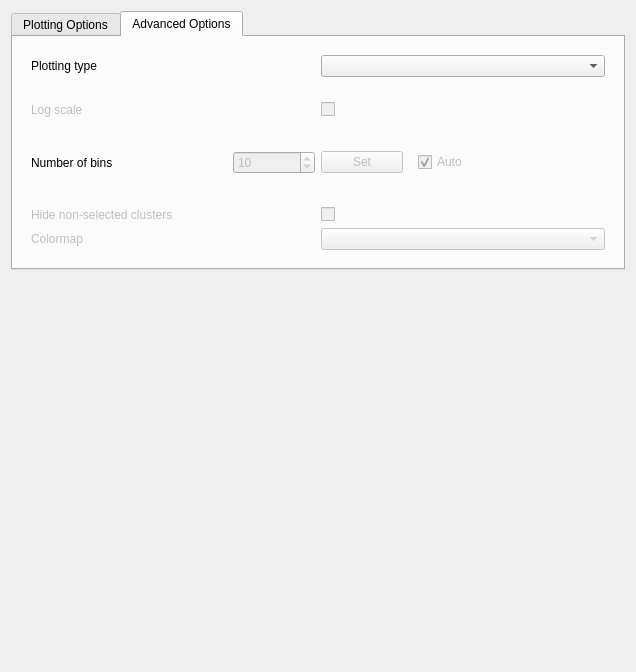
Above: src/napari_clusters_plotter/plotter_inputs.ui from BiAPoL/napari-clusters-plotter before the change. Below: the same form after it.
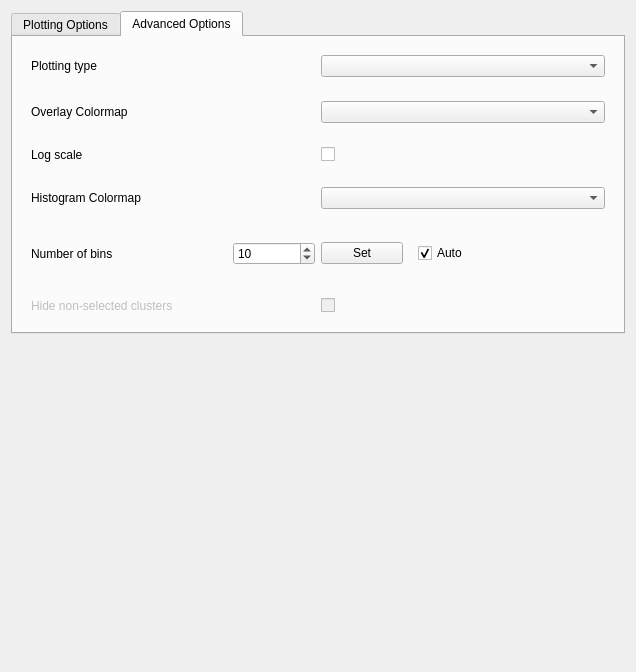
That is the form after the change. The open tabs and pages were chosen to show the change.

Commit message: Rearrange items (rename some) in Advanced Options tab

```diff
--- a/src/napari_clusters_plotter/plotter_inputs.ui
+++ b/src/napari_clusters_plotter/plotter_inputs.ui
@@ -81,47 +81,17 @@
        <string>Advanced Options</string>
       </attribute>
       <layout class="QGridLayout" name="gridLayout_3">
-       <item row="5" column="0" colspan="4">
-        <widget class="QWidget" name="additional_options_container" native="true">
-         <property name="enabled">
-          <bool>false</bool>
-         </property>
-         <layout class="QGridLayout" name="gridLayout_5">
-          <item row="0" column="0">
-           <widget class="QLabel" name="label_7">
-            <property name="text">
-             <string>Hide non-selected clusters</string>
-            </property>
-           </widget>
-          </item>
-          <item row="1" column="0">
-           <widget class="QLabel" name="label_8">
-            <property name="text">
-             <string>Colormap</string>
-            </property>
-           </widget>
-          </item>
-          <item row="0" column="1">
-           <widget class="QCheckBox" name="non_selected_checkbutton">
-            <property name="text">
-             <string/>
-            </property>
-           </widget>
-          </item>
-          <item row="1" column="1">
-           <widget class="QComboBox" name="cmap_box"/>
-          </item>
-         </layout>
-        </widget>
-       </item>
-       <item row="2" column="0" colspan="4">
+       <item row="3" column="0" colspan="4">
         <widget class="QWidget" name="log_scale_container" native="true">
          <property name="enabled">
-          <bool>false</bool>
+          <bool>true</bool>
          </property>
          <layout class="QHBoxLayout" name="horizontalLayout_2">
           <item>
            <widget class="QLabel" name="log_label">
+            <property name="enabled">
+             <bool>true</bool>
+            </property>
             <property name="text">
              <string>Log scale</string>
             </property>
@@ -137,13 +107,55 @@
          </layout>
         </widget>
        </item>
-       <item row="4" column="0" colspan="4">
+       <item row="2" column="0" colspan="4">
+        <widget class="QWidget" name="overlay_cmap_container" native="true">
+         <layout class="QGridLayout" name="gridLayout_6">
+          <item row="1" column="1">
+           <widget class="QComboBox" name="overlay_cmap_box"/>
+          </item>
+          <item row="1" column="0">
+           <widget class="QLabel" name="label_5">
+            <property name="text">
+             <string>Overlay Colormap</string>
+            </property>
+           </widget>
+          </item>
+         </layout>
+        </widget>
+       </item>
+       <item row="6" column="0" colspan="4">
+        <widget class="QWidget" name="additional_options_container" native="true">
+         <property name="enabled">
+          <bool>false</bool>
+         </property>
+         <layout class="QGridLayout" name="gridLayout_5">
+          <item row="1" column="0">
+           <widget class="QLabel" name="label_7">
+            <property name="text">
+             <string>Hide non-selected clusters</string>
+            </property>
+           </widget>
+          </item>
+          <item row="1" column="1">
+           <widget class="QCheckBox" name="non_selected_checkbutton">
+            <property name="text">
+             <string/>
+            </property>
+           </widget>
+          </item>
+         </layout>
+        </widget>
+       </item>
+       <item row="5" column="0" colspan="4">
         <widget class="QWidget" name="bins_settings_container" native="true">
+         <property name="enabled">
+          <bool>true</bool>
+         </property>
          <layout class="QGridLayout" name="gridLayout_4">
           <item row="1" column="2">
            <widget class="QCheckBox" name="auto_bins_checkbox">
             <property name="enabled">
-             <bool>false</bool>
+             <bool>true</bool>
             </property>
             <property name="text">
              <string>Auto</string>
@@ -153,13 +165,6 @@
             </property>
            </widget>
           </item>
-          <item row="1" column="0">
-           <widget class="QLabel" name="label_6">
-            <property name="text">
-             <string>Number of bins</string>
-            </property>
-           </widget>
-          </item>
           <item row="1" column="1">
            <widget class="QWidget" name="manual_bins_container" native="true">
             <property name="enabled">
@@ -169,7 +174,7 @@
              <item>
               <widget class="QSpinBox" name="n_bins_box">
                <property name="enabled">
-                <bool>false</bool>
+                <bool>true</bool>
                </property>
                <property name="minimum">
                 <number>1</number>
@@ -185,7 +190,7 @@
              <item>
               <widget class="QPushButton" name="set_bins_button">
                <property name="enabled">
-                <bool>false</bool>
+                <bool>true</bool>
                </property>
                <property name="text">
                 <string>Set</string>
@@ -195,12 +200,26 @@
             </layout>
            </widget>
           </item>
+          <item row="1" column="0">
+           <widget class="QLabel" name="label_6">
+            <property name="text">
+             <string>Number of bins</string>
+            </property>
+           </widget>
+          </item>
          </layout>
         </widget>
        </item>
-       <item row="0" column="0" colspan="4">
+       <item row="1" column="0" colspan="4">
         <widget class="QWidget" name="plotting_type_container" native="true">
          <layout class="QGridLayout" name="gridLayout">
+          <item row="0" column="1">
+           <widget class="QComboBox" name="plot_type_box">
+            <property name="enabled">
+             <bool>true</bool>
+            </property>
+           </widget>
+          </item>
           <item row="0" column="0">
            <widget class="QLabel" name="label_4">
             <property name="text">
@@ -208,13 +227,22 @@
             </property>
            </widget>
           </item>
-          <item row="0" column="1">
-           <widget class="QComboBox" name="plot_type_box">
-            <property name="enabled">
-             <bool>true</bool>
+         </layout>
+        </widget>
+       </item>
+       <item row="4" column="0" colspan="4">
+        <widget class="QWidget" name="cmap_container" native="true">
+         <layout class="QGridLayout" name="gridLayout_7">
+          <item row="0" column="0">
+           <widget class="QLabel" name="label_8">
+            <property name="text">
+             <string>Histogram Colormap</string>
             </property>
            </widget>
           </item>
+          <item row="0" column="1">
+           <widget class="QComboBox" name="histogram_cmap_box"/>
+          </item>
          </layout>
         </widget>
        </item>
```
